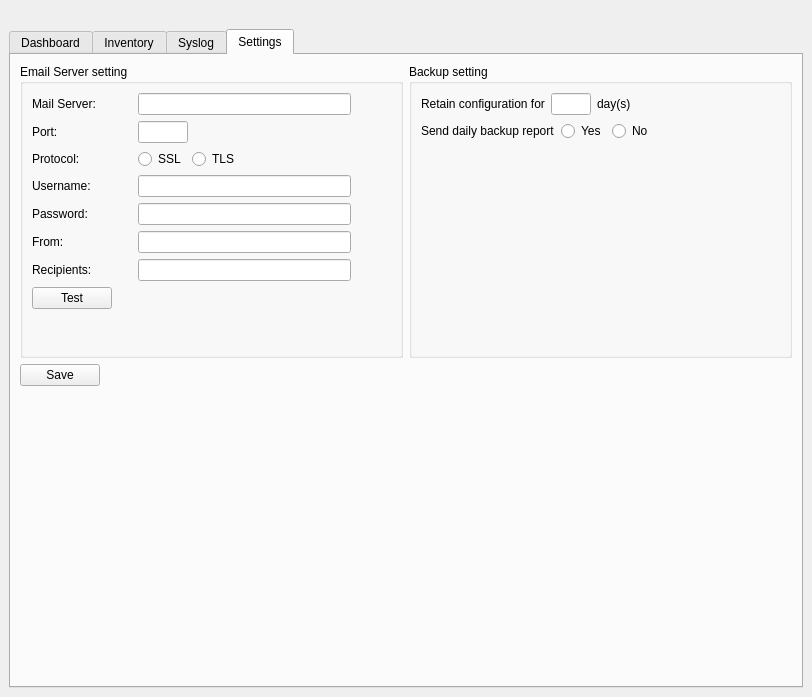
Before: the Qt Designer form gui/ui/nmslite.ui in Samuelyip74/OmniVista-lite, drawn with Qt 5.
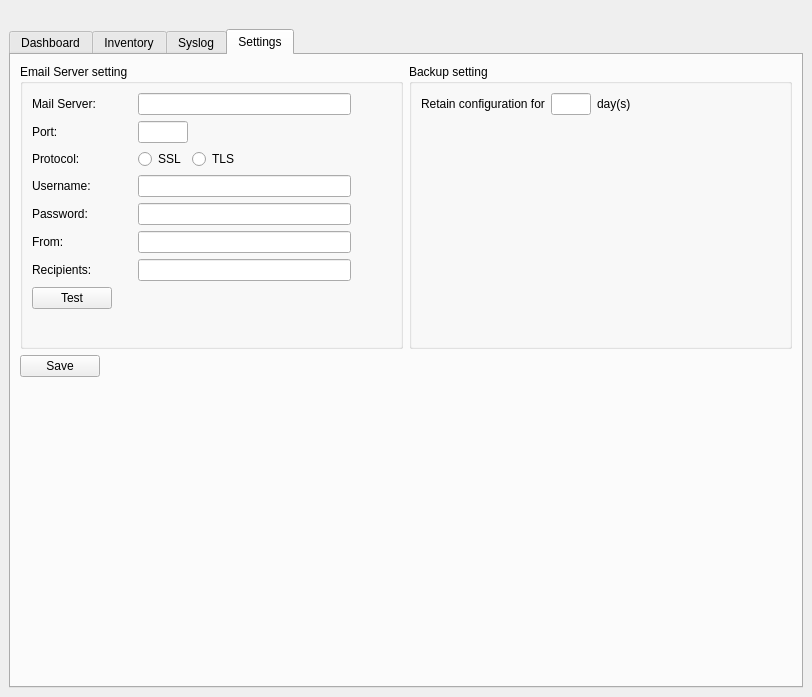
After: the same form once the commit is applied. Icons and pictures are not drawn.

Diff of the .ui file:
```diff
--- a/gui/ui/nmslite.ui
+++ b/gui/ui/nmslite.ui
@@ -1079,60 +1079,7 @@
                     </layout>
                    </item>
                    <item>
-                    <layout class="QHBoxLayout" name="horizontalLayout_8">
-                     <item>
-                      <widget class="QLabel" name="label_7">
-                       <property name="maximumSize">
-                        <size>
-                         <width>250</width>
-                         <height>16777215</height>
-                        </size>
-                       </property>
-                       <property name="text">
-                        <string>Send daily backup report</string>
-                       </property>
-                      </widget>
-                     </item>
-                     <item>
-                      <widget class="QRadioButton" name="t4_backup_report_yes">
-                       <property name="maximumSize">
-                        <size>
-                         <width>16777215</width>
-                         <height>16777215</height>
-                        </size>
-                       </property>
-                       <property name="text">
-                        <string>Yes</string>
-                       </property>
-                      </widget>
-                     </item>
-                     <item>
-                      <widget class="QRadioButton" name="t4_backup_report_no">
-                       <property name="maximumSize">
-                        <size>
-                         <width>16777215</width>
-                         <height>16777215</height>
-                        </size>
-                       </property>
-                       <property name="text">
-                        <string>No</string>
-                       </property>
-                      </widget>
-                     </item>
-                     <item>
-                      <spacer name="horizontalSpacer_16">
-                       <property name="orientation">
-                        <enum>Qt::Orientation::Horizontal</enum>
-                       </property>
-                       <property name="sizeHint" stdset="0">
-                        <size>
-                         <width>20</width>
-                         <height>20</height>
-                        </size>
-                       </property>
-                      </spacer>
-                     </item>
-                    </layout>
+                    <layout class="QHBoxLayout" name="horizontalLayout_8"/>
                    </item>
                   </layout>
                  </item>
```
Left out of the diff: 2 changed lines with no effect on the pictures.
